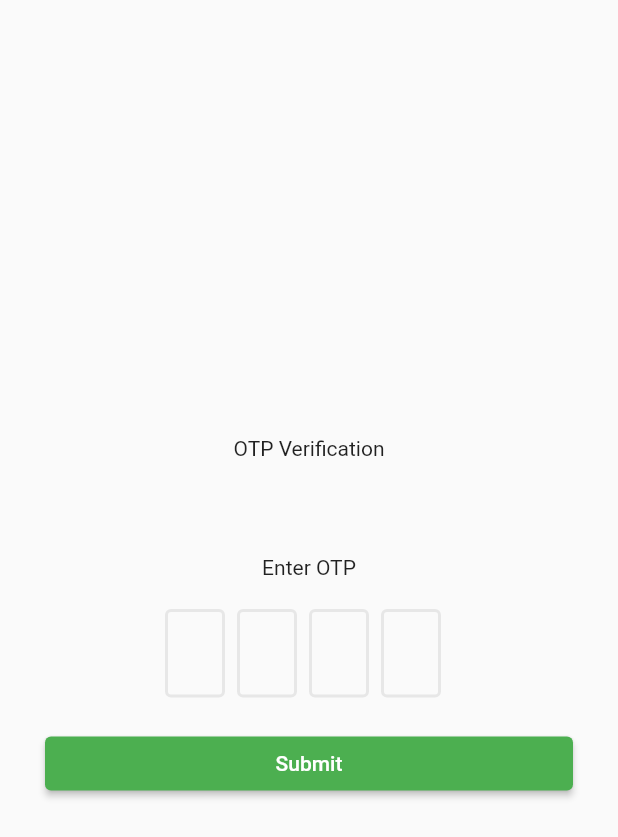
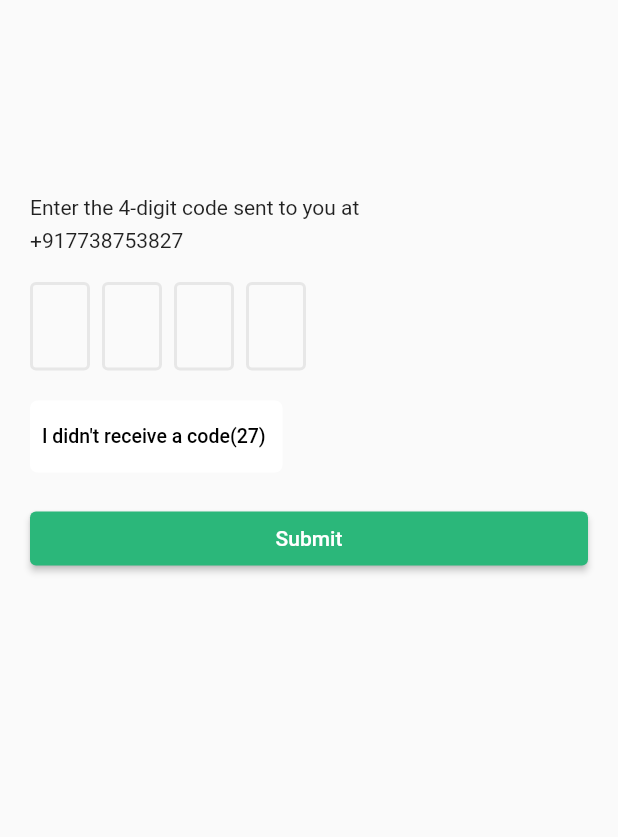
Before and after one commit to HiShubhamK/customerappflutter, a Flutter app: the OTPScreen screen opened directly with empty values, on a phone screen of 412 x 824 dp. Shown: the top 837 px of the screen. Run offline on Flutter 3.47's test engine with Material 2 defaults, Android fonts, the phone set to English and light mode, and no system bars; drawn by our look-alikes of flutter_otp_text_field; our stand-ins replace another_flushbar, fluttertoast; missing offline and left inert: dart:ffi.

Commit message:
Otp UI done. otp_screen.dart

```diff
--- a/lib/view/login_screen.dart
+++ b/lib/view/login_screen.dart
@@ -96,12 +96,11 @@ class _LoginState extends State<LoginScreen> {
                   // SizedBox(height: 10),
                   // Text("To Say Hi To Hygiene", style: const TextStyle(color: Colors.grey, fontSize: 10)),
                   // SizedBox(height: 30),
-                  Padding(
-                      padding: const EdgeInsets.all(0),
-                      child: Container(
+                  Container(
                         margin: EdgeInsets.fromLTRB(20, 0, 20, 0),
                         child: TextFormField(
                             controller: phonenumbercontroller,
+                            keyboardType: TextInputType.number,
                             decoration: InputDecoration(
                                 hintText: 'Enter mobile no',
                                 labelText: 'Mobile Number',
@@ -114,7 +113,7 @@ class _LoginState extends State<LoginScreen> {
                                     borderSide: BorderSide(color: Colors.red),
                                     borderRadius: BorderRadius.all(
                                         Radius.circular(9.0))))),
-                      )),
+                      ),
                   SizedBox(height: 30),
                   Padding(
                     padding: const EdgeInsets.all(0),
@@ -146,7 +145,8 @@ class _LoginState extends State<LoginScreen> {
                     ),
                   ),
                 ]),
-          ))
+          )
+          )
         ],
       ),
       // ),
--- a/lib/view/otp_screen.dart
+++ b/lib/view/otp_screen.dart
@@ -1,3 +1,5 @@
+import 'dart:async';
+
 import 'package:customerappdart/utils/utils.dart';
 import 'package:flutter/material.dart';
 import 'package:provider/provider.dart';
@@ -6,57 +8,89 @@ import 'package:flutter_otp_text_field/flutter_otp_text_field.dart';
 
 
 class OTPScreen extends StatelessWidget {
-  var otp='';
-  var verificationCode1='';
+  var otp = '';
+  var verificationCode1 = '';
+  int _remainingTime = 10; //initial time in seconds
+  late Timer _timer;
+  OTPScreen(this.otp);
 
-  OTPScreen(this.otp);
   @override
   Widget build(BuildContext context) {
     return Scaffold(
       body: Container(
-        padding: const EdgeInsets.all(30),
+        margin: EdgeInsets.fromLTRB(20, 65, 20, 0),
+        // padding: const EdgeInsets.all(30),
         child: Column(
-          mainAxisAlignment: MainAxisAlignment.center,
+          crossAxisAlignment: CrossAxisAlignment.start,
+          mainAxisSize: MainAxisSize.max,
+          mainAxisAlignment: MainAxisAlignment.start,
           children: [
-            Text(
-              'OTP Verification',
-            ),
-            Text("", style: Theme.of(context).textTheme.headline6),
-            const SizedBox(height: 40.0),
-            const Text('Enter OTP', textAlign: TextAlign.center),
-            const SizedBox(height: 20.0),
+            SizedBox(height: 65),
+            Text('Enter the 4-digit code sent to you at'),
+            const SizedBox(height: 6),
+            const Text('+917738753827', textAlign: TextAlign.start),
+            const SizedBox(height: 20),
+
+            Container(
+              child: Column(
+                crossAxisAlignment: CrossAxisAlignment.start,
+                mainAxisSize: MainAxisSize.max,
+                mainAxisAlignment: MainAxisAlignment.start,
+                children: [
                   OtpTextField(
+                    crossAxisAlignment: CrossAxisAlignment.start,
+                    mainAxisAlignment: MainAxisAlignment.start,
                     numberOfFields: 4,
-              borderColor: Color(0xFF512DA8),
-              //set to true to show as box or false to show as dash
+                    cursorColor: Color.fromARGB(255, 43, 183, 122),
+                    borderColor: Color.fromARGB(255, 43, 183, 122),
                     showFieldAsBox: true,
-              //runs when a code is typed in
                     onCodeChanged: (String code) {
                       //handle validation or checks here
                     },
                     //runs when every textfield is filled
-              onSubmit: (String verificationCode){
-                verificationCode1=verificationCode.trim();
-                if(verificationCode.toString().trim()==otp.toString().trim()){
+                    onSubmit: (String verificationCode) {
+                      verificationCode1 = verificationCode.trim();
+                      if (verificationCode.toString().trim() ==
+                          otp.toString().trim()) {
                         Utils.toastMessage('Login successfully!');
-                }else{
-                  Utils.showsnackbar('Please enter valid otp',context);
-
+                      } else {
+                        Utils.showsnackbar('Please enter valid otp', context);
                       }
-
                     }, // end onSubmit
                   ),
+                ],
+              ),
+            ),
             const SizedBox(height: 20.0),
+
+            Container(
+              decoration: BoxDecoration(color: Colors.white,
+              borderRadius: BorderRadius.circular(5)),
+              child: Column(
+                children: [
+                  TextButton(onPressed: () {}, child: Text(
+                    "I didn't receive a code(27) ",
+                    style: TextStyle(fontSize: 13,color: Colors.black),
+                    ),
+                  ),
+                ],
+              ),
+            ),
+
+            SizedBox(height: 20),
+
             SizedBox(
               width: double.infinity,
               child: ElevatedButton(onPressed: () {
-                if(verificationCode1.toString().trim()==otp.toString().trim()){
+                if (verificationCode1.toString().trim() ==
+                    otp.toString().trim()) {
                   Utils.toastMessage('Login successfully!');
-                }else{
-                  Utils.showsnackbar('Please enter valid otp',context);
-
+                } else {
+                  Utils.showsnackbar('Please enter valid otp', context);
                 }
-              }, child: const Text('Submit')),
+              },  style: ElevatedButton.styleFrom(
+                primary: Color.fromARGB(255, 43, 183, 122), // Background color
+              ), child: const Text('Submit')),
             ),
           ],
         ),
```
Lines whose indentation alone changed are shown as unchanged.
